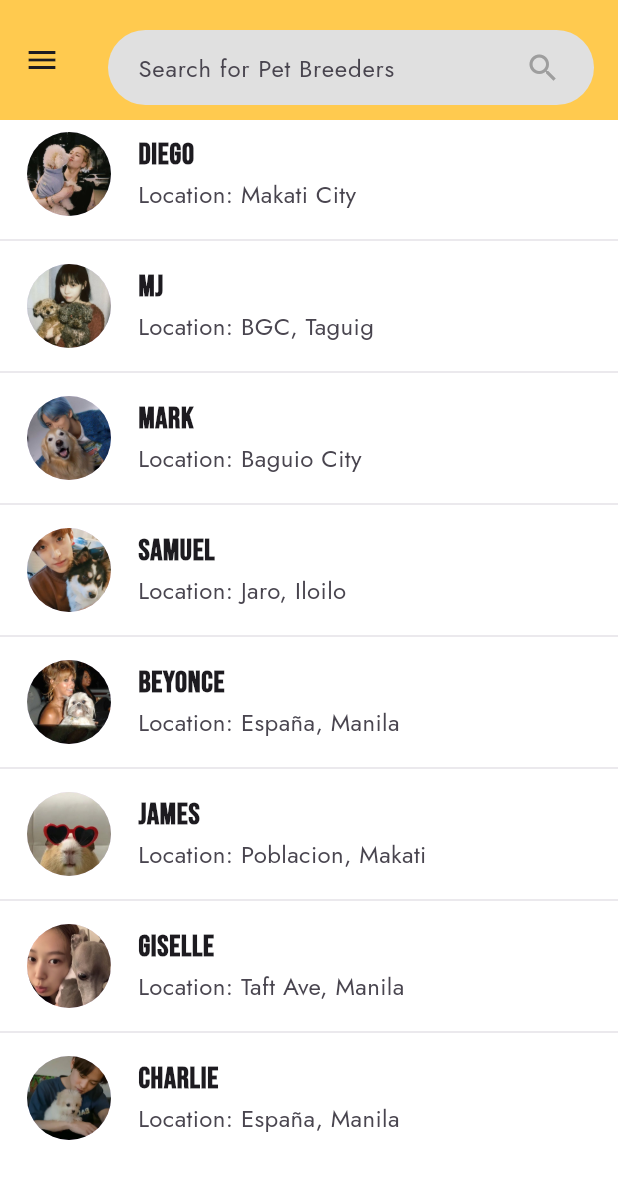
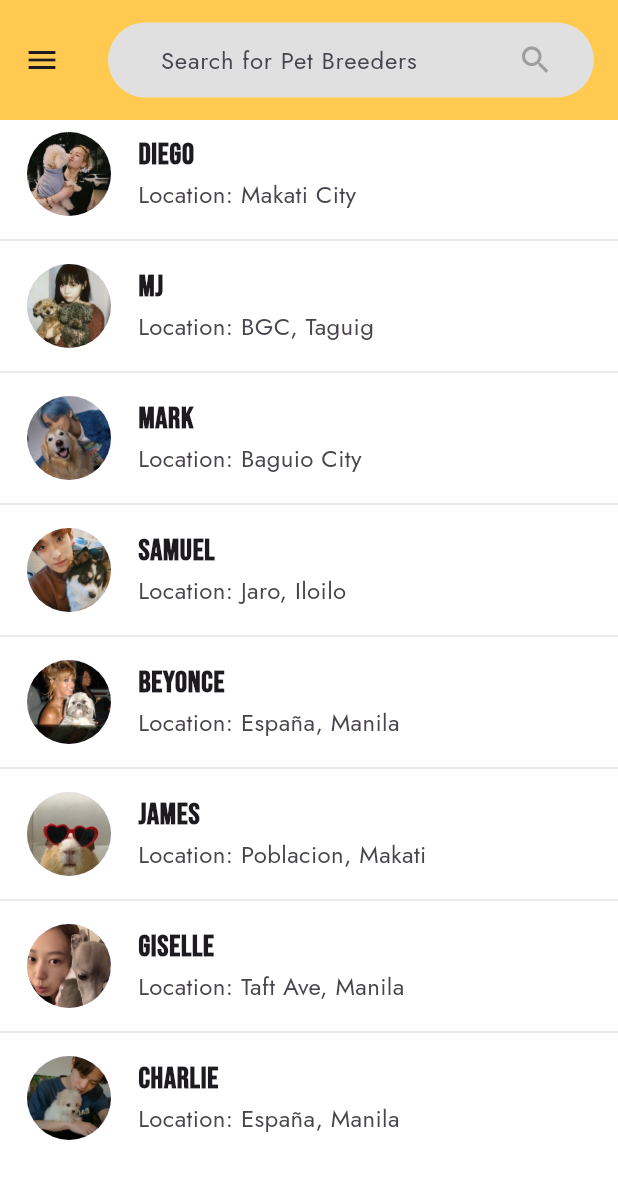
Before and after one commit to deinslejan/final_project_petpals, a Flutter app: the screen it shows after launch, on a phone screen of 412 x 824 dp. Shown: the top 1179 px of the screen. Run offline on Flutter 3.47's test engine with Material 3 defaults, Android fonts, the light colour scheme and no system bars; our stand-ins replace google_fonts.

Commit message:
MODIFICATIONS: - findPetBreederspage.dart - findPetpalspage.dart - findPetSitterspage.dart
ADDED HAMBURGER MENU AND FIXED RUNFILTER

```diff
--- a/lib/pages/findPetBreederspage.dart
+++ b/lib/pages/findPetBreederspage.dart
@@ -1,6 +1,6 @@
 import 'package:flutter/material.dart';
 import 'package:google_fonts/google_fonts.dart';
-import 'hamburger_menu.dart';
+import 'hamburger_menu.dart'; // Ensure to import HamburgerMenu if it's a custom widget
 
 class FindPetBreeders extends StatefulWidget {
   const FindPetBreeders({super.key});
@@ -10,6 +10,8 @@ class FindPetBreeders extends StatefulWidget {
 }
 
 class _FindPetBreedersState extends State<FindPetBreeders> {
+  final GlobalKey<ScaffoldState> _scaffoldKey = GlobalKey<ScaffoldState>(); // Add a GlobalKey
+
   final List<Map<String, dynamic>> _sampleUsers = [
     {
       "name": "DIEGO",
@@ -61,17 +63,21 @@ class _FindPetBreedersState extends State<FindPetBreeders> {
     super.initState();
   }
 
-  // Filtering function
   void _runFilter(String enteredKeyword) {
     List<Map<String, dynamic>> results = [];
+    print('Entered Keyword: "$enteredKeyword"'); // Debugging the entered keyword
+
     if (enteredKeyword.isEmpty) {
       results = _sampleUsers; // Show all pets if no keyword
     } else {
       results = _sampleUsers
-          .where((user) => user["name"]
-          .toLowerCase()
-          .contains(enteredKeyword.toLowerCase()))
-          .toList(); // Filter by name
+          .where((user) {
+        String userName = user["name"].toLowerCase().trim(); // Trimmed user name
+        String keyword = enteredKeyword.toLowerCase().trim(); // Trimmed entered keyword
+        print('Comparing: "$userName" starts with "$keyword"'); // Debugging the comparison
+        return userName.startsWith(keyword); // Match if the name starts with the entered keyword
+      })
+          .toList(); // Filter by name starting with entered keyword
     }
     setState(() {
       _foundUsers = results;
@@ -82,25 +88,27 @@ class _FindPetBreedersState extends State<FindPetBreeders> {
   Widget build(BuildContext context) {
     return MaterialApp(
       theme: ThemeData(
-        textTheme: GoogleFonts.jostTextTheme(),
+        textTheme: GoogleFonts.jostTextTheme(), // Apply the Jost font to the text theme
       ),
       home: Scaffold(
+        key: _scaffoldKey, // Assign the scaffold key to this Scaffold
         backgroundColor: Colors.white,
         appBar: AppBar(
           toolbarHeight: 80, // Increase the AppBar height
           backgroundColor: const Color(0xFFFFCA4F),
           title: Container(
-            margin: const EdgeInsets.only(top: 10),
             height: 50,
+            width: 390,
             decoration: BoxDecoration(
               color: Colors.grey[300],
               borderRadius: BorderRadius.circular(25),
             ),
             child: Padding(
-              padding: const EdgeInsets.symmetric(horizontal: 10),
+              padding: const EdgeInsets.symmetric(horizontal: 15),
               child: Row(
-                mainAxisAlignment: MainAxisAlignment.spaceBetween, // Align items
+                mainAxisAlignment: MainAxisAlignment.start,
                 children: [
+                  SizedBox(width: 10),
                   Expanded(
                     child: TextField(
                       onChanged: (value) => _runFilter(value),
@@ -122,7 +130,7 @@ class _FindPetBreedersState extends State<FindPetBreeders> {
             ),
           ),
         ),
-        drawer: HamburgerMenu(), // Add HamburgerMenu as drawer content
+        drawer: HamburgerMenu(), // Use HamburgerMenu as a Drawer
         body: _foundUsers.isNotEmpty
             ? ListView.separated(
           itemBuilder: (context, index) {
@@ -154,7 +162,7 @@ class _FindPetBreedersState extends State<FindPetBreeders> {
           },
           itemCount: _foundUsers.length,
         )
-            : const Center(
+            : Center(
           child: Text(
             'No results found',
             style: TextStyle(fontSize: 18),
```
Also changed, not shown: lib/pages/findPetSitterspage.dart (+10 -5 lines), lib/pages/findPetpalspage.dart (+22 -17 lines).
